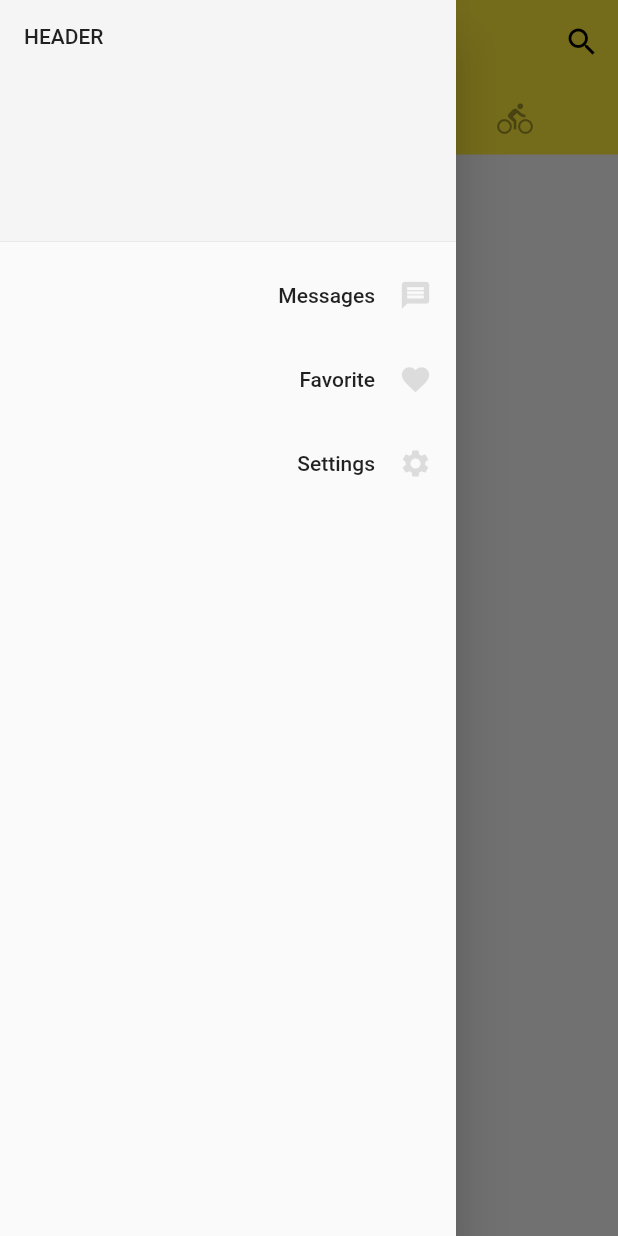
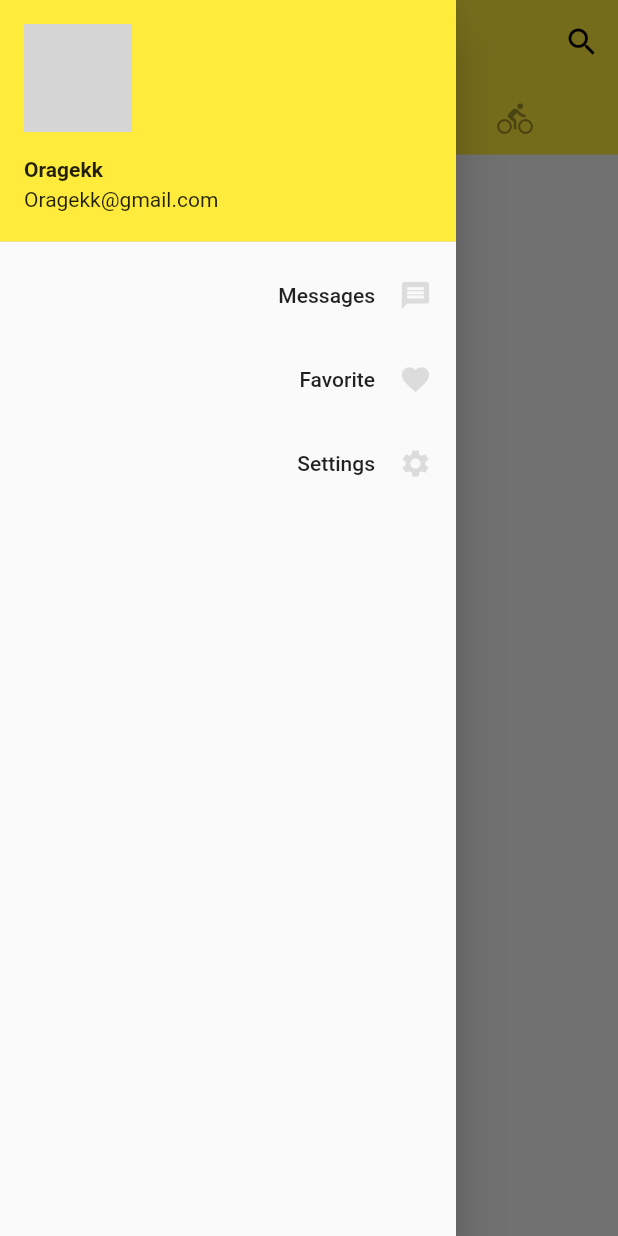
Before and after one commit to OrageKK/flutter-app, a Flutter app: the screen it shows after launch, with the side drawer open, on a phone screen of 412 x 824 dp. Run offline on Flutter 3.47's test engine with Material 2 defaults, Android fonts, the phone set to English and light mode, and no system bars; network calls fail; grey boxes are pictures that could not be loaded.

Commit message:
用户头像

```diff
--- a/lib/main.dart
+++ b/lib/main.dart
@@ -70,12 +70,16 @@ class Home extends StatelessWidget {
               child: ListView(
                 padding: EdgeInsets.zero,
                 children: [
-                  DrawerHeader(
-                    child: Text('header'.toUpperCase()),
-                    decoration: BoxDecoration(
-                      color: Colors.grey[100],
-                    ),
-                  ),
+                  UserAccountsDrawerHeader(
+                      accountName: Text(
+                        'Oragekk',
+                        style: TextStyle(fontWeight: FontWeight.bold),
+                      ),
+                      accountEmail: Text('Oragekk@gmail.com'),
+                      currentAccountPicture: CircleAvatar(
+                        backgroundImage: NetworkImage(
+                            'https://avatars.githubusercontent.com/u/18461481?v=4'),
+                      )),
                   ListTile(
                     title: Text(
                       'Messages',
```
